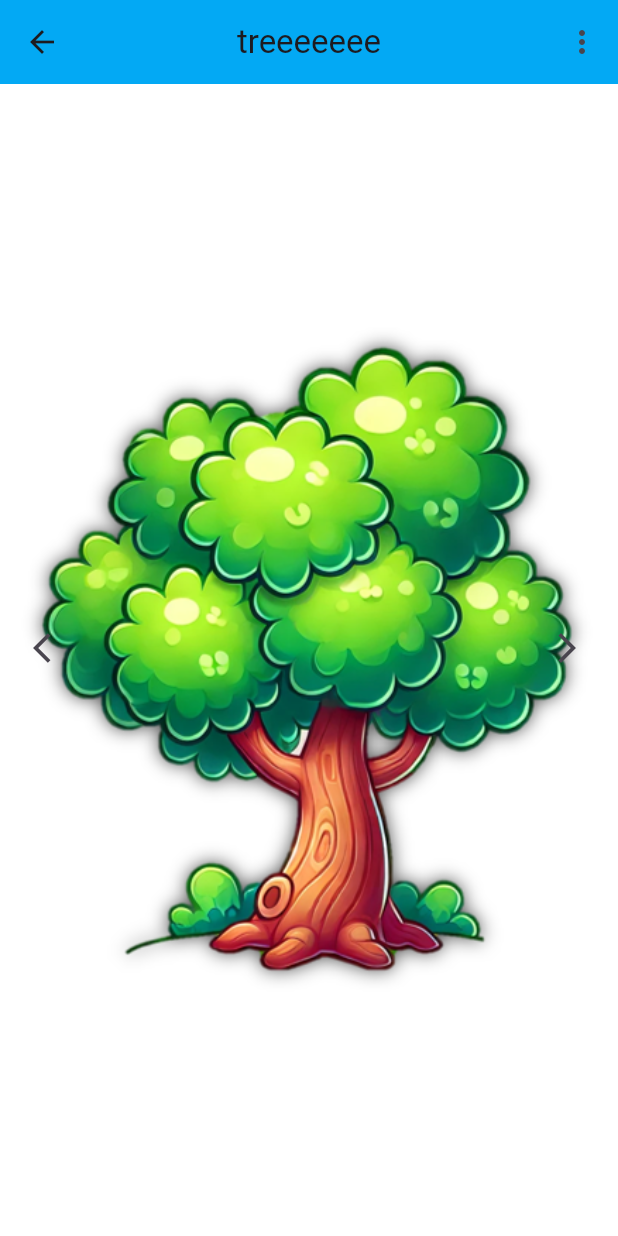
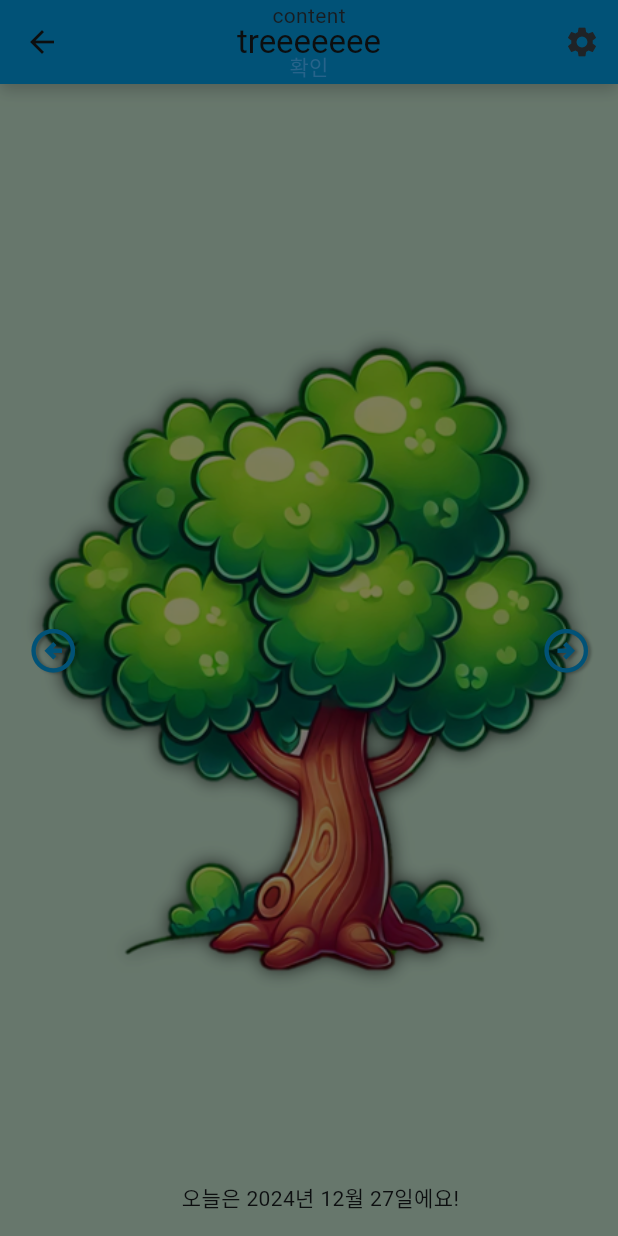
Before and after one commit to TaeSeungRyu/praise-tree, a Flutter app: the Tree screen opened by its route, on a phone screen of 412 x 824 dp. Run offline on Flutter 3.47's test engine with Material 3 defaults, Android fonts, the phone set to English and light mode, and no system bars; our stand-ins replace animated_text_kit, device_info_plus, flutter_screenutil, flutter_secure_storage, get, image_picker and 1 more; missing offline and left inert: custom_image_crop; accounts and stored records are empty; Roboto replaces fonts that are missing (CookieRun).

Commit message:
기본 기능
- 스플래시 화면에서 안내
- 메인 화면에서 터치이벤트 적용, 좌우 슬라이드 이벤트 적용
- 메인 화면에서 가능한 도장 개수가 넘어갈 경우 다음 슬라이드 생성
- 설명용 모달 기능 추가
- 다음 과제
 > 저장소를 활용한 최초 앱 접속시 설명보기 및 비밀번호 설정 기능
 > 도장을 추가하는 경우 컨펌 다이얼로그 실행(비번입력)
 > 도장추가, 슬라이드 추가시 해당 정보를 스토리지에 저장 기능
- 기타 과제 목록
 > 설정을 통한 도장사진 교체 기능
 > 설정을 통한 스플래시 사진 교체 기능
 > 설정을 통한 제목 교체 기능

```diff
--- /dev/null
+++ b/lib/const/const.dart
@@ -0,0 +1,9 @@
+
+enum Constants {
+
+  isNotFirstAccess("isNotFirstAccess");
+
+  final String value;
+
+  const Constants(this.value);
+}
--- a/lib/main.dart
+++ b/lib/main.dart
@@ -22,7 +22,7 @@ class MainRunner extends StatelessWidget {
     return GetMaterialApp(
       title: '칭찬나무',
       theme: ThemeData(
-        colorScheme: ColorScheme.fromSeed(seedColor: Colors.deepPurple),
+        colorScheme: ColorScheme.fromSeed(seedColor: Colors.lightBlue),
         useMaterial3: true,
         fontFamily: 'CookieRun',
         scaffoldBackgroundColor: Colors.white,
--- /dev/null
+++ b/lib/screens/component/modals.dart
@@ -0,0 +1,61 @@
+import 'package:flutter/material.dart';
+
+confirmBox(BuildContext context, String title, String content,
+    Function confirmFunction, Function cancelFunction) {
+  return showDialog(
+    context: context,
+    barrierColor: Colors.black.withOpacity(0.5),
+    builder: (BuildContext context) {
+      return AlertDialog(
+        title: Text(title),
+        content: Text(content),
+        backgroundColor: Colors.white,
+        surfaceTintColor: Colors.transparent,
+        iconColor: Colors.lightBlue,
+        actions: <Widget>[
+          TextButton(
+            onPressed: () {
+              cancelFunction();
+              Navigator.pop(context, '취소');
+            },
+            child: const Text('취소'),
+          ),
+          TextButton(
+            onPressed: () {
+              confirmFunction();
+              Navigator.pop(context, '확인');
+            },
+            child: const Text('확인'),
+          ),
+        ],
+      );
+    },
+  );
+}
+
+explainSlideStyleBox (BuildContext context, String content, Function confirmFunction) {
+  //              confirmFunction();
+  //               Navigator.pop(context, '확인');
+  return showDialog(
+    context: context,
+    barrierColor: Colors.black.withOpacity(0.3),
+    builder: (BuildContext context) {
+      return Dialog.fullscreen(
+        backgroundColor: Colors.black.withOpacity(0.3),
+        child: Column(
+          children: [
+            Text(content),
+            TextButton(
+              onPressed: () {
+                confirmFunction();
+                Navigator.pop(context, '확인');
+              },
+              child: const Text('확인'),
+            ),
+          ],
+        ),
+
+      );
+    },
+  );
+}
--- /dev/null
+++ b/lib/screens/layout/app_bar_header.dart
@@ -0,0 +1,39 @@
+import 'package:flutter/material.dart';
+
+/// 앱바 헤더 위젯 입니다.
+PreferredSizeWidget appBarHeader(String title, Function action) {
+  return PreferredSize(
+    preferredSize: const Size.fromHeight(kToolbarHeight),
+    child: Container(
+      decoration: BoxDecoration(
+        color: Colors.lightBlue, // AppBar 배경색
+        boxShadow: [
+          BoxShadow(
+            color: Colors.black.withOpacity(0.2), // 그림자 색상
+            spreadRadius: 0,
+            blurRadius: 8,
+            offset: const Offset(0, 4), // 그림자가 아래로 향하게 설정
+          ),
+        ],
+      ),
+      child: AppBar(
+        title: Text(title),
+        centerTitle: true,
+        backgroundColor: Colors.transparent,
+        // 배경색은 BoxDecoration에서 처리
+        elevation: 0,
+        // 기본 그림자 제거
+        actions: [
+          IconButton(
+            icon: const Icon(Icons.settings),
+            onPressed: () {
+              if(action != null) {
+                action();
+              }
+            },
+          ),
+        ],
+      ),
+    ),
+  );
+}
--- /dev/null
+++ b/lib/screens/layout/app_left_right_button.dart
@@ -0,0 +1,47 @@
+
+import 'package:flutter/material.dart';
+import 'package:my_heart_son/utils/display_util.dart';
+
+Widget appLeftRightButton(
+    BuildContext context,
+    bool isLeft,
+    Function action,
+    ) {
+  return Positioned(
+    left: isLeft ? 10 : null,
+    right: isLeft ? null : 10,
+    width: 50,
+    height: 50,
+    top: MediaQuery.of(context).size.height / 2 - 60,
+    child: IconButton(
+      icon: isLeft
+          ? Icon(
+        Icons.arrow_circle_left_outlined,
+        color: Colors.lightBlue,
+        size: 35.ratio,
+        shadows: [
+          BoxShadow(
+            color: Colors.black.withOpacity(0.3),
+            offset: const Offset(2, 1),
+            blurRadius: 2,
+          ),
+        ],
+      )
+          : Icon(
+        Icons.arrow_circle_right_outlined,
+        color: Colors.lightBlue,
+        size: 35.ratio,
+        shadows: [
+          BoxShadow(
+            color: Colors.black.withOpacity(0.3),
+            offset: const Offset(2, 1),
+            blurRadius: 2,
+          ),
+        ],
+      ),
+      onPressed: () {
+        action();
+      },
+    ),
+  );
+}
--- a/lib/screens/sources/app_vo.dart
+++ b/lib/screens/sources/app_vo.dart
@@ -1,32 +1,34 @@
-class AppVo {
-  String name;
-  String description;
-  String url;
-  String imageUrl;
-
-  AppVo(
-      {this.name = "",
-      this.description = "",
-      this.url = "",
-      this.imageUrl = ""});
-
-  factory AppVo.fromJson(Map<String, dynamic> json) {
-    return AppVo(
-        name: json['name'],
-        description: json['description'],
-        url: json['url'],
-        imageUrl: json['imageUrl']);
-  }
-}
-
+///위치 정보를 담는 VO
 class MarkPositionVo {
   double x;
   double y;
-  MarkPositionVo({this.x = 0, this.y = 0});
+  double width;
+  double height;
+
+  MarkPositionVo({this.x = 0, this.y = 0, this.width = 0, this.height = 0});
+
   factory MarkPositionVo.fromJson(Map<String, dynamic> json) {
     return MarkPositionVo(
       x: json['x'] | 0,
       y: json['y'] | 0,
+      width: json['width'] | 0,
+      height: json['height'] | 0,
     );
   }
 }
+
+class TreeVo {
+  List<MarkPositionVo> positionList = [];
+  String finishedDate = "";
+  TreeVo({this.positionList = const [], this.finishedDate = ""});
+
+  factory TreeVo.fromJson(Map<String, dynamic> json) {
+    return TreeVo(
+      positionList: (json['positionList'] as List)
+          .map((e) => MarkPositionVo.fromJson(e))
+          .toList() ?? [],
+      finishedDate: json['finishedDate'] ?? "",
+    );
+  }
+
+}
--- a/lib/screens/splash.dart
+++ b/lib/screens/splash.dart
@@ -17,7 +17,7 @@ class Splash extends GetView<AppController> {
   Widget build(BuildContext context) {
     WidgetsBinding.instance.addPostFrameCallback((timeStamp) {
       _requestStoragePermission(context);
-      controller.initCenterPosition(context);
+      controller.initTreeConfiguration(context);
       controller.splashColor.value = Colors.lightBlue;
       controller.runTimer();
     });
--- a/lib/screens/tree.dart
+++ b/lib/screens/tree.dart
@@ -1,79 +1,40 @@
 import 'package:flutter/material.dart';
 import 'package:get/get.dart';
 import 'package:get/get_state_manager/src/simple/get_view.dart';
+import 'package:my_heart_son/screens/component/modals.dart';
+import 'package:my_heart_son/screens/layout/app_bar_header.dart';
+import 'package:my_heart_son/screens/layout/app_left_right_button.dart';
 import 'package:my_heart_son/screens/sources/app_controller.dart';
 import 'package:my_heart_son/screens/sources/app_vo.dart';
+import 'package:my_heart_son/utils/display_util.dart';
 
 class Tree extends GetView<AppController> {
   const Tree({super.key});
 
   static const routeName = "/tree";
 
-  Widget generateSideLayout(
-    BuildContext context,
-    bool isLeft,
-  ) {
-    return Positioned(
-      left: isLeft ? 10 : null,
-      right: isLeft ? null : 10,
-      top: MediaQuery.of(context).size.height / 2 - 60,
-      child: IconButton(
-        icon: isLeft
-            ? const Icon(Icons.arrow_back_ios)
-            : const Icon(Icons.arrow_forward_ios),
-        onPressed: () {
-          if (isLeft) {
-            if (controller.currentPage.value > 0) {
-              controller.pageController.previousPage(
-                duration: const Duration(milliseconds: 300),
-                curve: Curves.easeInOut,
-              );
-            }
-          } else {
-            if (controller.currentPage.value < controller.treeList.length - 1) {
-              controller.pageController.nextPage(
-                duration: const Duration(milliseconds: 300),
-                curve: Curves.easeInOut,
-              );
-            }
-          }
-        },
-      ),
-    );
-  }
-
   @override
   Widget build(BuildContext context) {
+    WidgetsBinding.instance.addPostFrameCallback((timeStamp) {
+      controller.initTreeConfiguration(context);
+      //confirmBox(context, "title", "content\ncontent\ncontent", (){}, (){});
+      explainSlideStyleBox(context, "content", (){});
+    });
     return Obx(() => SafeArea(
           child: Scaffold(
-            appBar: AppBar(
-              title: Text(controller.appMainText.value),
-              centerTitle: true,
-              backgroundColor: Colors.lightBlue,
-              actions: [
-                IconButton(
-                  icon: const Icon(Icons.more_vert),
-                  onPressed: () {
-                    // Add more options functionality here
+            appBar: appBarHeader(controller.appMainText.value, () => {}),
+            body: GestureDetector(
+              behavior: HitTestBehavior.deferToChild, // 이벤트 전파 방지
+              onTapDown: (TapDownDetails details) {
+                controller.addApple(details);
               },
-                ),
-              ],
-            ),
-            body: GestureDetector(
-              onTapDown: (TapDownDetails details) {
-                final position = details.localPosition;
-                debugPrint("Tapped at: (${position.dx}, ${position.dy})");
-                var vo = MarkPositionVo(
-                  x: position.dx,
-                  y: position.dy,
-                );
-                controller.positionList.add(vo);
-              },
+              child: Container(
+                color: const Color.fromRGBO(110, 220, 145, 0.3),
                 child: Stack(
                   children: [
                     Center(
                       child: PageView.builder(
-                      itemCount: controller.treeList.length,
+                        itemCount: controller.treeSavedDataList.length,
                         controller: controller.pageController,
                         onPageChanged: (index) {
                           controller.currentPage.value = index;
@@ -86,6 +47,7 @@ class Tree extends GetView<AppController> {
                                 Image.asset(
                                   controller.treePath.value,
                                   fit: BoxFit.cover,
+                                  key: controller.treeKeyList[index],
                                 ),
                               ],
                             ),
@@ -93,20 +55,84 @@ class Tree extends GetView<AppController> {
                         },
                       ),
                     ),
-                  generateSideLayout(context, true),
-                  generateSideLayout(context, false),
-                  ...controller.positionList.map((e) {
+                    ...controller.currentPositionList.map((e) {
                       return Positioned(
                         left: e.x,
                         top: e.y,
-                      child: Container(
-                        width: 10,
-                        height: 10,
-                        color: Colors.red,
+                        child: Image.asset(
+                          controller.applePath.value,
+                          fit: BoxFit.cover,
+                          scale: 2,
                         ),
                       );
-                  }).toList()
+                    }).toList(),
+                    Positioned(
+                      bottom: 15,
+                      right: controller.treeBottomTextLeftPosition.value,
+                      child: Text(controller.treeBottomText.value),
+                    ),
+                    controller.currentPositionList.value.length >=
+                            controller.maxAppleCount
+                        ? Container(
+                            width: MediaQuery.of(context).size.width,
+                            height: MediaQuery.of(context).size.height,
+                            color: const Color.fromRGBO(1, 1, 1, .4),
+                            child: Column(
+                              mainAxisAlignment: MainAxisAlignment.center,
+                              crossAxisAlignment: CrossAxisAlignment.center,
+                              children: [
+                                Image.asset(
+                                  controller.finishPath.value,
+                                  fit: BoxFit.contain,
+                                  scale: 3,
+                                  opacity: const AlwaysStoppedAnimation(.75),
+                                ),
+                                Text(
+                                  controller.missionCompleteMessage.value,
+                                  style: TextStyle(
+                                    color: Colors.white,
+                                    fontSize: 22.ratio,
+                                  ),
+                                  textAlign: TextAlign.center,
+                                ),
+                                Text(
+                                  controller
+                                      .treeSavedDataList[
+                                          controller.currentPage.value]
+                                      .finishedDate,
+                                  style: TextStyle(
+                                    color: Colors.white,
+                                    fontSize: 22.ratio,
+                                  ),
+                                  textAlign: TextAlign.center,
+                                ),
+                                const SizedBox(
+                                  width: 10,
+                                  height: 20,
+                                ),
                               ],
+                            ),
+                          )
+                        : const SizedBox(),
+                    appLeftRightButton(context, true, () {
+                      if (controller.currentPage.value > 0) {
+                        controller.pageController.previousPage(
+                          duration: const Duration(milliseconds: 300),
+                          curve: Curves.easeInOut,
+                        );
+                      }
+                    }),
+                    appLeftRightButton(context, false, () {
+                      if (controller.currentPage.value <
+                          controller.treeSavedDataList.length - 1) {
+                        controller.pageController.nextPage(
+                          duration: const Duration(milliseconds: 300),
+                          curve: Curves.easeInOut,
+                        );
+                      }
+                    }),
+                  ],
+                ),
               ),
             ),
           ),
--- a/pubspec.yaml
+++ b/pubspec.yaml
@@ -20,6 +20,7 @@ dependencies:
   permission_handler: ^11.3.1
   device_info_plus: ^9.1.2
   animated_text_kit: ^4.2.2
+  intl: ^0.19.0
 
 
 dev_dependencies:
```
Also changed, not shown: lib/screens/component/data_storage.dart (added, +45 -0 lines), lib/screens/sources/app_controller.dart (+131 -20 lines), assets/icons/apple.png (added), assets/icons/finish.png (added), pubspec.lock. Lines whose indentation alone changed are shown as unchanged.
